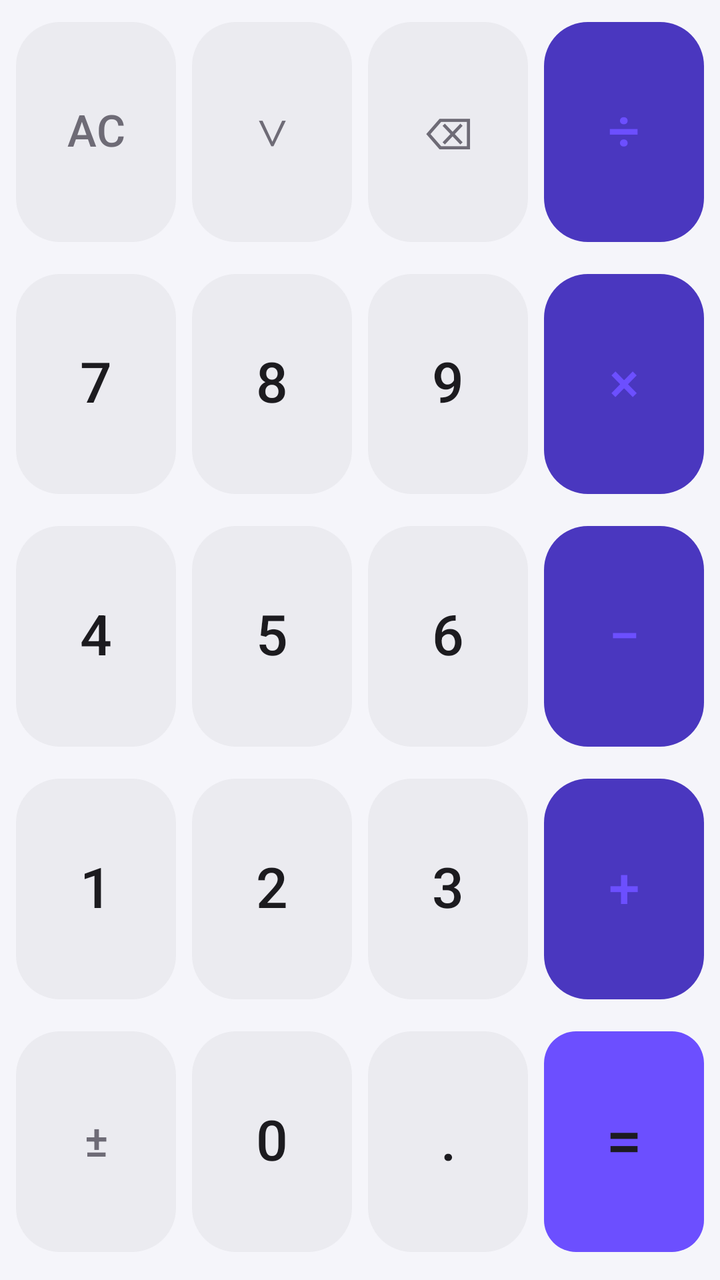
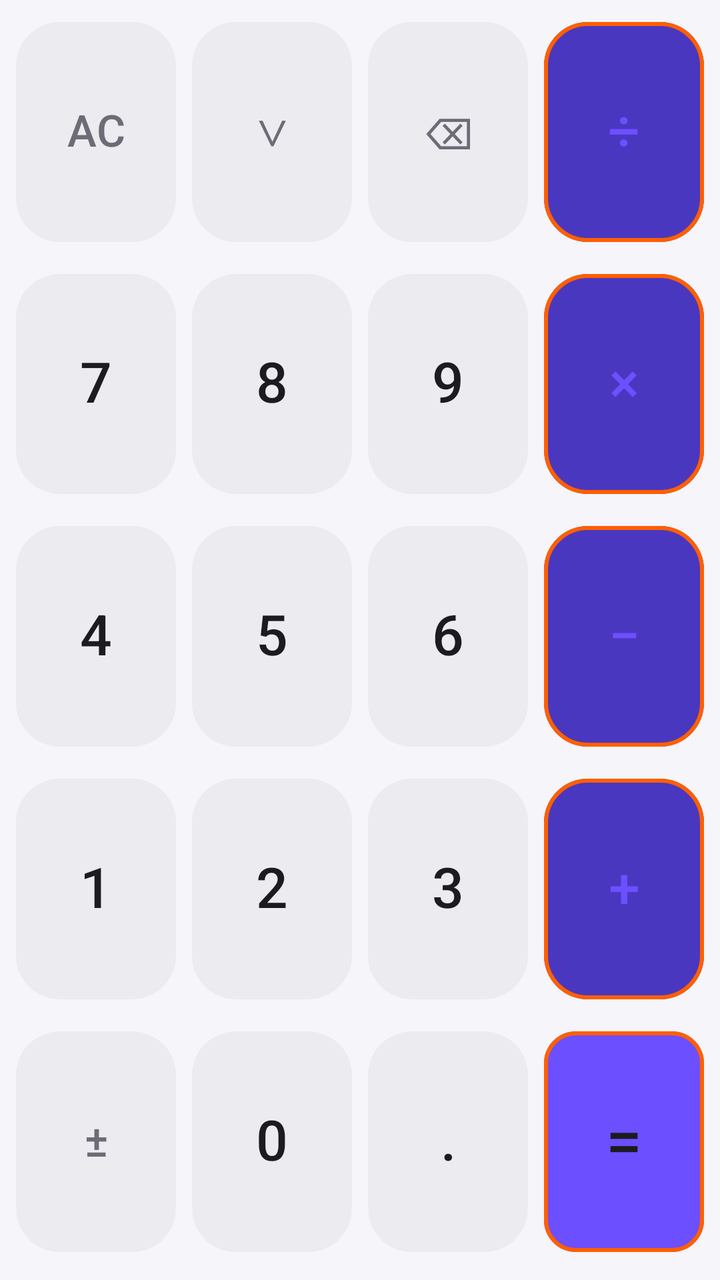

Before-and-after screenshots of an Android layout around one commit, followed by the original layout XML and the change that was made.
<!-- AndroidManifest.xml: application theme Theme.CalculatorApp -->
<!-- res/layout/shared_keyboard.xml -->
<?xml version="1.0" encoding="utf-8"?>
<LinearLayout xmlns:android="http://schemas.android.com/apk/res/android"
    android:layout_width="match_parent"
    android:layout_height="match_parent"
    android:background="?attr/calcKeyboardBackground"
    android:orientation="vertical"
    android:paddingLeft="4dp"
    android:paddingRight="4dp"
    android:paddingTop="3dp"
    android:paddingBottom="6dp">

    
    <LinearLayout
        android:layout_width="match_parent"
        android:layout_height="0dp"
        android:layout_weight="1"
        android:orientation="horizontal">

        
        <LinearLayout
            android:id="@+id/row1_standard"
            android:layout_width="0dp"
            android:layout_height="match_parent"
            android:layout_weight="4"
            android:orientation="horizontal"
            android:visibility="visible">

            <com.google.android.material.button.MaterialButton
                android:id="@+id/btn_ac"
                style="@style/CalcButtonFunction"
                android:layout_width="0dp"
                android:layout_height="match_parent"
                android:layout_weight="1"
                android:text="AC" />

            <com.google.android.material.button.MaterialButton
                android:id="@+id/btn_toggle_mode"
                style="@style/CalcButtonFunction"
                android:layout_width="0dp"
                android:layout_height="match_parent"
                android:layout_weight="1"
                android:text="∨" />

            <com.google.android.material.button.MaterialButton
                android:id="@+id/btn_backspace"
                style="@style/CalcButtonFunction"
                android:layout_width="0dp"
                android:layout_height="match_parent"
                android:layout_weight="1"
                android:text="⌫" />

            <com.google.android.material.button.MaterialButton
                android:id="@+id/btn_divide"
                style="@style/CalcButtonOperator"
                android:layout_width="0dp"
                android:layout_height="match_parent"
                android:layout_weight="1"
                android:text="÷" />
        </LinearLayout>

        
        <LinearLayout
            android:id="@+id/row1_full"
            android:layout_width="0dp"
            android:layout_height="match_parent"
            android:layout_weight="4"
            android:orientation="horizontal"
            android:visibility="gone">

            <com.google.android.material.button.MaterialButton
                android:id="@+id/btn_sin"
                style="@style/CalcButtonFunction"
                android:layout_width="0dp"
                android:layout_height="match_parent"
                android:layout_weight="1"
                android:text="sin" />

            <com.google.android.material.button.MaterialButton
                android:id="@+id/btn_cos"
                style="@style/CalcButtonFunction"
                android:layout_width="0dp"
                android:layout_height="match_parent"
                android:layout_weight="1"
                android:text="cos" />

            <com.google.android.material.button.MaterialButton
                android:id="@+id/btn_tan"
                style="@style/CalcButtonFunction"
                android:layout_width="0dp"
                android:layout_height="match_parent"
                android:layout_weight="1"
                android:text="tan" />

            <com.google.android.material.button.MaterialButton
                android:id="@+id/btn_divide2"
                style="@style/CalcButtonOperator"
                android:layout_width="0dp"
                android:layout_height="match_parent"
                android:layout_weight="1"
                android:text="÷" />
        </LinearLayout>
    </LinearLayout>

    
    <LinearLayout
        android:id="@+id/fullModeSection"
        android:layout_width="match_parent"
        android:layout_height="0dp"
        android:layout_weight="3"
        android:orientation="vertical"
        android:visibility="gone">

        
        <LinearLayout
            android:layout_width="match_parent"
            android:layout_height="0dp"
            android:layout_weight="1"
            android:orientation="horizontal">

            <com.google.android.material.button.MaterialButton
                android:id="@+id/btn_log"
                style="@style/CalcButtonFunction"
                android:layout_width="0dp"
                android:layout_height="match_parent"
                android:layout_weight="1"
                android:text="log" />

            <com.google.android.material.button.MaterialButton
                android:id="@+id/btn_ln"
                style="@style/CalcButtonFunction"
                android:layout_width="0dp"
                android:layout_height="match_parent"
                android:layout_weight="1"
                android:text="ln" />

            <com.google.android.material.button.MaterialButton
                android:id="@+id/btn_sqrt"
                style="@style/CalcButtonFunction"
                android:layout_width="0dp"
                android:layout_height="match_parent"
                android:layout_weight="1"
                android:text="√" />

            <com.google.android.material.button.MaterialButton
                android:id="@+id/btn_square"
                style="@style/CalcButtonFunction"
                android:layout_width="0dp"
                android:layout_height="match_parent"
                android:layout_weight="1"
                android:text="x²" />
        </LinearLayout>

        
        <LinearLayout
            android:layout_width="match_parent"
            android:layout_height="0dp"
            android:layout_weight="1"
            android:orientation="horizontal">

            <com.google.android.material.button.MaterialButton
                android:id="@+id/btn_reciprocal"
                style="@style/CalcButtonFunction"
                android:layout_width="0dp"
                android:layout_height="match_parent"
                android:layout_weight="1"
                android:text="1/x" />

            <com.google.android.material.button.MaterialButton
                android:id="@+id/btn_power"
                style="@style/CalcButtonFunction"
                android:layout_width="0dp"
                android:layout_height="match_parent"
                android:layout_weight="1"
                android:text="xʸ" />

            <com.google.android.material.button.MaterialButton
                android:id="@+id/btn_pi"
                style="@style/CalcButtonFunction"
                android:layout_width="0dp"
                android:layout_height="match_parent"
                android:layout_weight="1"
                android:text="π" />

            <com.google.android.material.button.MaterialButton
                android:id="@+id/btn_euler"
                style="@style/CalcButtonFunction"
                android:layout_width="0dp"
                android:layout_height="match_parent"
                android:layout_weight="1"
                android:text="e" />
        </LinearLayout>

        
        <LinearLayout
            android:layout_width="match_parent"
            android:layout_height="0dp"
            android:layout_weight="1"
            android:orientation="horizontal">

            <com.google.android.material.button.MaterialButton
                android:id="@+id/btn_left_paren"
                style="@style/CalcButtonFunction"
                android:layout_width="0dp"
                android:layout_height="match_parent"
                android:layout_weight="1"
                android:text="(" />

            <com.google.android.material.button.MaterialButton
                android:id="@+id/btn_right_paren"
                style="@style/CalcButtonFunction"
                android:layout_width="0dp"
                android:layout_height="match_parent"
                android:layout_weight="1"
                android:text=")" />

            <com.google.android.material.button.MaterialButton
                android:id="@+id/btn_percent"
                style="@style/CalcButtonFunction"
                android:layout_width="0dp"
                android:layout_height="match_parent"
                android:layout_weight="1"
                android:text="%" />

            <com.google.android.material.button.MaterialButton
                android:id="@+id/btn_toggle_mode_full"
                style="@style/CalcButtonFunction"
                android:layout_width="0dp"
                android:layout_height="match_parent"
                android:layout_weight="1"
                android:text="∧" />
        </LinearLayout>
    </LinearLayout>

    
    <LinearLayout
        android:layout_width="match_parent"
        android:layout_height="0dp"
        android:layout_weight="1"
        android:orientation="horizontal">

        <com.google.android.material.button.MaterialButton
            android:id="@+id/btn7"
            style="@style/CalcButtonNumber"
            android:layout_width="0dp"
            android:layout_height="match_parent"
            android:layout_weight="1"
            android:text="7" />
        <com.google.android.material.button.MaterialButton
            android:id="@+id/btn8"
            style="@style/CalcButtonNumber"
            android:layout_width="0dp"
            android:layout_height="match_parent"
            android:layout_weight="1"
            android:text="8" />
        <com.google.android.material.button.MaterialButton
            android:id="@+id/btn9"
            style="@style/CalcButtonNumber"
            android:layout_width="0dp"
            android:layout_height="match_parent"
            android:layout_weight="1"
            android:text="9" />
        <com.google.android.material.button.MaterialButton
            android:id="@+id/btn_multiply"
            style="@style/CalcButtonOperator"
            android:layout_width="0dp"
            android:layout_height="match_parent"
            android:layout_weight="1"
            android:text="×" />
    </LinearLayout>

    
    <LinearLayout
        android:layout_width="match_parent"
        android:layout_height="0dp"
        android:layout_weight="1"
        android:orientation="horizontal">

        <com.google.android.material.button.MaterialButton
            android:id="@+id/btn4"
            style="@style/CalcButtonNumber"
            android:layout_width="0dp"
            android:layout_height="match_parent"
            android:layout_weight="1"
            android:text="4" />
        <com.google.android.material.button.MaterialButton
            android:id="@+id/btn5"
            style="@style/CalcButtonNumber"
            android:layout_width="0dp"
            android:layout_height="match_parent"
            android:layout_weight="1"
            android:text="5" />
        <com.google.android.material.button.MaterialButton
            android:id="@+id/btn6"
            style="@style/CalcButtonNumber"
            android:layout_width="0dp"
            android:layout_height="match_parent"
            android:layout_weight="1"
            android:text="6" />
        <com.google.android.material.button.MaterialButton
            android:id="@+id/btn_subtract"
            style="@style/CalcButtonOperator"
            android:layout_width="0dp"
            android:layout_height="match_parent"
            android:layout_weight="1"
            android:text="−" />
    </LinearLayout>

    
    <LinearLayout
        android:layout_width="match_parent"
        android:layout_height="0dp"
        android:layout_weight="1"
        android:orientation="horizontal">

        <com.google.android.material.button.MaterialButton
            android:id="@+id/btn1"
            style="@style/CalcButtonNumber"
            android:layout_width="0dp"
            android:layout_height="match_parent"
            android:layout_weight="1"
            android:text="1" />
        <com.google.android.material.button.MaterialButton
            android:id="@+id/btn2"
            style="@style/CalcButtonNumber"
            android:layout_width="0dp"
            android:layout_height="match_parent"
            android:layout_weight="1"
            android:text="2" />
        <com.google.android.material.button.MaterialButton
            android:id="@+id/btn3"
            style="@style/CalcButtonNumber"
            android:layout_width="0dp"
            android:layout_height="match_parent"
            android:layout_weight="1"
            android:text="3" />
        <com.google.android.material.button.MaterialButton
            android:id="@+id/btn_add"
            style="@style/CalcButtonOperator"
            android:layout_width="0dp"
            android:layout_height="match_parent"
            android:layout_weight="1"
            android:text="+" />
    </LinearLayout>

    
    <LinearLayout
        android:layout_width="match_parent"
        android:layout_height="0dp"
        android:layout_weight="1"
        android:orientation="horizontal">

        <com.google.android.material.button.MaterialButton
            android:id="@+id/btn_toggle_sign"
            style="@style/CalcButtonFunction"
            android:layout_width="0dp"
            android:layout_height="match_parent"
            android:layout_weight="1"
            android:text="±" />
        <com.google.android.material.button.MaterialButton
            android:id="@+id/btn0"
            style="@style/CalcButtonNumber"
            android:layout_width="0dp"
            android:layout_height="match_parent"
            android:layout_weight="1"
            android:text="0" />
        <com.google.android.material.button.MaterialButton
            android:id="@+id/btn_decimal"
            style="@style/CalcButtonNumber"
            android:layout_width="0dp"
            android:layout_height="match_parent"
            android:layout_weight="1"
            android:text="." />
        <com.google.android.material.button.MaterialButton
            android:id="@+id/btn_equals"
            style="@style/CalcButtonEquals"
            android:layout_width="0dp"
            android:layout_height="match_parent"
            android:layout_weight="1"
            android:text="=" />
    </LinearLayout>

</LinearLayout>
<!-- resources referenced by this layout -->
<resources>
  <style name="CalcButtonEquals" parent="CalcButtonBase">
          <item name="backgroundTint">?attr/calcAccent</item>
          <item name="android:textColor">?attr/calcTextPrimary</item>
          <item name="android:textSize">32sp</item>
          <item name="elevation">3dp</item>
          <item name="cornerRadius">16dp</item>
      </style>
  <style name="CalcButtonFunction" parent="CalcButtonBase">
          <item name="backgroundTint">?attr/calcButtonBackground</item>
          <item name="android:textColor">?attr/calcTextSecondary</item>
          <item name="android:textSize">22sp</item>
          <item name="elevation">1.5dp</item>
      </style>
  <style name="CalcButtonNumber" parent="CalcButtonBase">
          <item name="backgroundTint">?attr/calcButtonBackground</item>
          <item name="android:textColor">?attr/calcTextPrimary</item>
          <item name="android:textSize">28sp</item>
      </style>
  <style name="CalcButtonOperator" parent="CalcButtonBase">
          <item name="backgroundTint">?attr/calcAccentDark</item>
          <item name="android:textColor">?attr/calcAccent</item>
          <item name="android:textSize">28sp</item>
      </style>
  <style name="CalcButtonBase" parent="Widget.Material3.Button">
          <item name="android:layout_width">0dp</item>
          <item name="android:layout_height">0dp</item>
          <item name="android:gravity">center</item>
          <item name="android:textAllCaps">false</item>
          <item name="android:minWidth">0dp</item>
          <item name="android:minHeight">0dp</item>
          <item name="android:stateListAnimator">@null</item>
          <item name="android:fontFamily">sans-serif-medium</item>
          <item name="android:includeFontPadding">false</item>
          <item name="android:padding">0dp</item>
          <item name="cornerRadius">22dp</item>
          <item name="strokeWidth">0dp</item>
          <item name="elevation">3dp</item>
          <item name="rippleColor">?attr/calcAccent</item>
          <item name="android:layout_marginHorizontal">4dp</item>
          <item name="android:layout_marginVertical">4dp</item>
      </style>
  <color name="bg_primary">#FFF8F8FF</color>
  <color name="bg_secondary">#FFF0F0F5</color>
  <color name="bg_card">#FFFFFFFF</color>
  <color name="bg_keyboard">#FFF5F5FA</color>
  <color name="bg_button">#FFEBEBF0</color>
  <color name="bg_button_pressed">#FFE0E0E8</color>
  <color name="text_primary">#FF1C1B1F</color>
  <color name="text_secondary">#FF6E6B76</color>
  <color name="text_disabled">#FF9E9BA6</color>
  <color name="accent_purple">#FF6C4FFF</color>
  <color name="accent_purple_dark">#FF4A37BF</color>
  <color name="accent_purple_pressed">#FF5B3EE8</color>
  <color name="divider_subtle">#FFE0E0E8</color>
  <color name="danger">#FFD32F2F</color>
  <color name="danger_bg">#FFFDECEA</color>
  <!-- unchanged entries left out for length: 1 -->
</resources>

<!-- the commit's change to res/layout/shared_keyboard.xml (unified diff, before → after) -->
@@ -3,6 +3,7 @@
     android:layout_width="match_parent"
     android:layout_height="match_parent"
     android:background="?attr/calcKeyboardBackground"
+    android:baselineAligned="false"
     android:orientation="vertical"
     android:paddingLeft="4dp"
     android:paddingRight="4dp"
<!-- resource entries referenced after the edit -->
@@ -6,6 +6,8 @@
           <item name="android:textSize">32sp</item>
           <item name="elevation">3dp</item>
           <item name="cornerRadius">16dp</item>
+          <item name="strokeWidth">2dp</item>
+          <item name="strokeColor">#FF5F00</item>
       </style>
   <style name="CalcButtonFunction" parent="CalcButtonBase">
           <item name="backgroundTint">?attr/calcButtonBackground</item>
@@ -22,6 +24,8 @@
           <item name="backgroundTint">?attr/calcAccentDark</item>
           <item name="android:textColor">?attr/calcAccent</item>
           <item name="android:textSize">28sp</item>
+          <item name="strokeWidth">2dp</item>
+          <item name="strokeColor">#FF5F00</item>
       </style>
   <style name="CalcButtonBase" parent="Widget.Material3.Button">
           <item name="android:layout_width">0dp</item>
